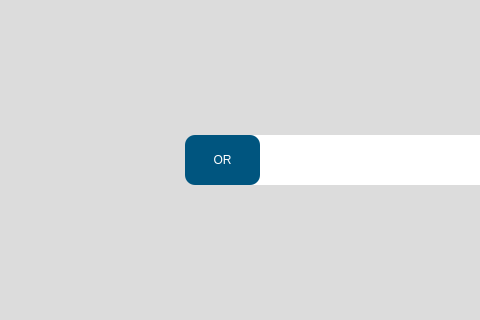
Old version of the form src/user_interface/english_start.ui in the repository eppenney/eBook-Perpetual-Access-Rights-Tracker; both pictures show x 0 to 480 and y 145 to 465 of the 1176 by 796 pixel window.
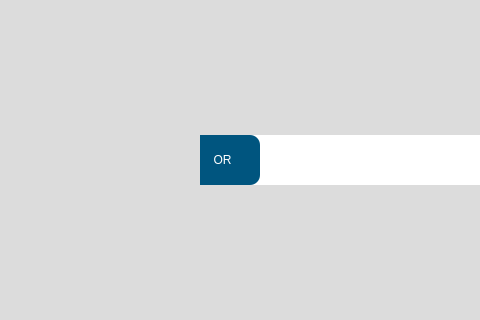
New version of the form. Icons and pictures are not drawn.

Diff of the .ui file:
```diff
--- a/src/user_interface/english_start.ui
+++ b/src/user_interface/english_start.ui
@@ -349,10 +349,10 @@
    <widget class="QLabel" name="helpIcon">
     <property name="geometry">
      <rect>
-      <x>160</x>
+      <x>170</x>
       <y>280</y>
-      <width>41</width>
-      <height>41</height>
+      <width>50</width>
+      <height>50</height>
      </rect>
     </property>
     <property name="text">
```
